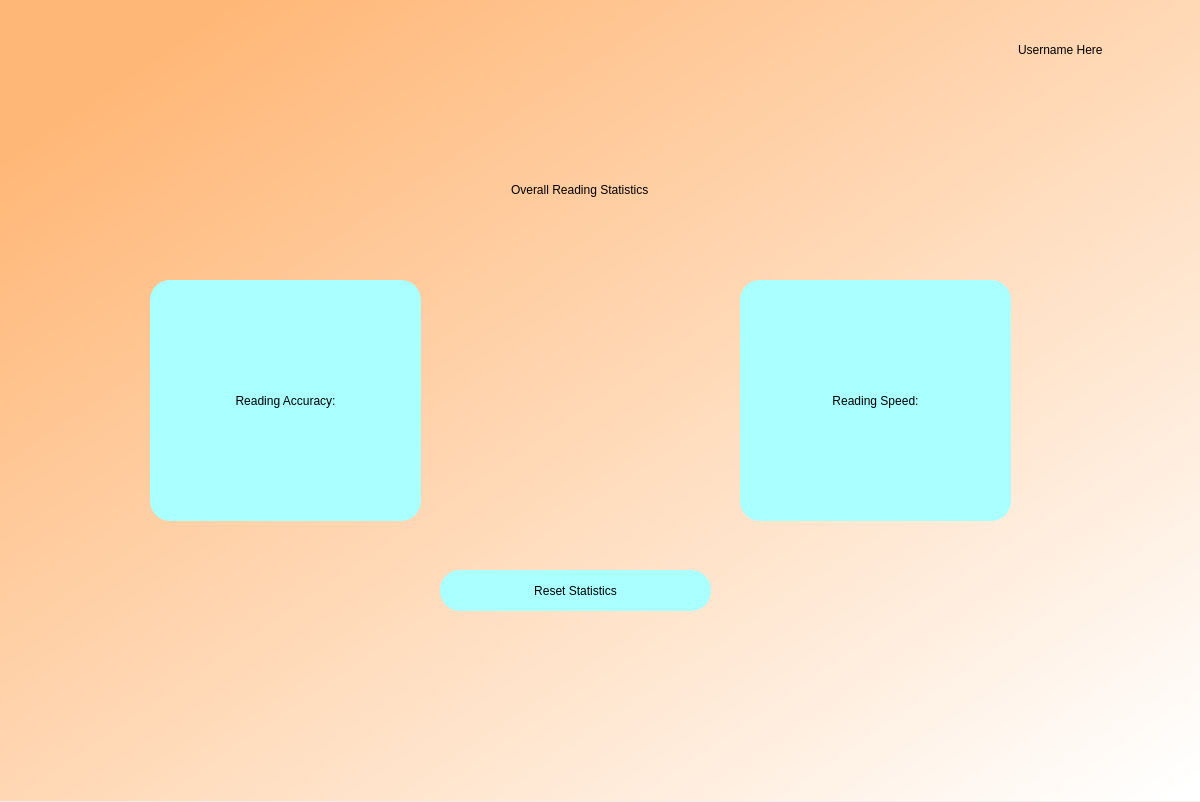
Above: userStats.ui from cnTalon/READ before the change. Below: the same form after it.
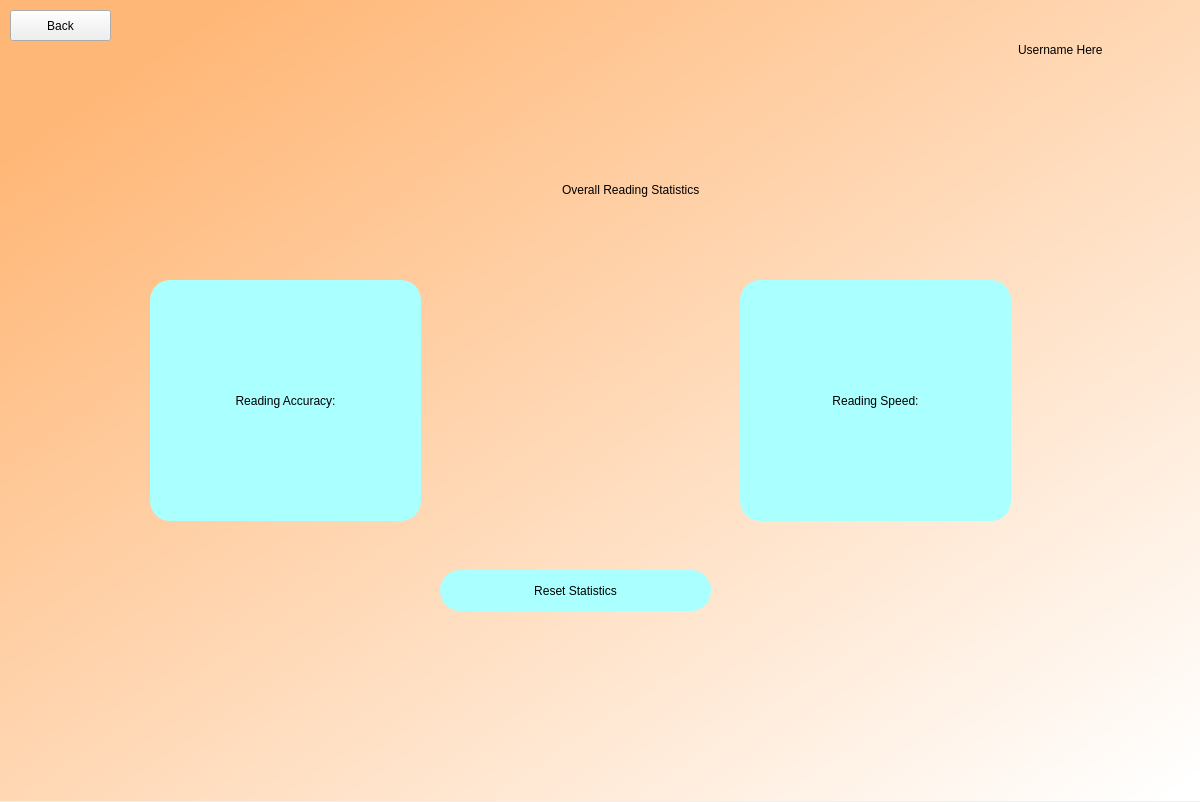
That is the form after the change.

Commit message: working back button

What changed in the file:
```diff
--- a/userStats.ui
+++ b/userStats.ui
@@ -101,7 +101,7 @@
      <rect>
       <x>310</x>
       <y>150</y>
-      <width>541</width>
+      <width>643</width>
       <height>80</height>
      </rect>
     </property>
@@ -140,6 +140,22 @@
      </item>
     </layout>
    </widget>
+   <widget class="QPushButton" name="backButton">
+    <property name="geometry">
+     <rect>
+      <x>10</x>
+      <y>10</y>
+      <width>101</width>
+      <height>31</height>
+     </rect>
+    </property>
+    <property name="styleSheet">
+     <string notr="true">font: 12pt &quot;DengXian&quot;;</string>
+    </property>
+    <property name="text">
+     <string>Back</string>
+    </property>
+   </widget>
   </widget>
  </widget>
  <resources/>
```
The commit also changes 7 other files.
